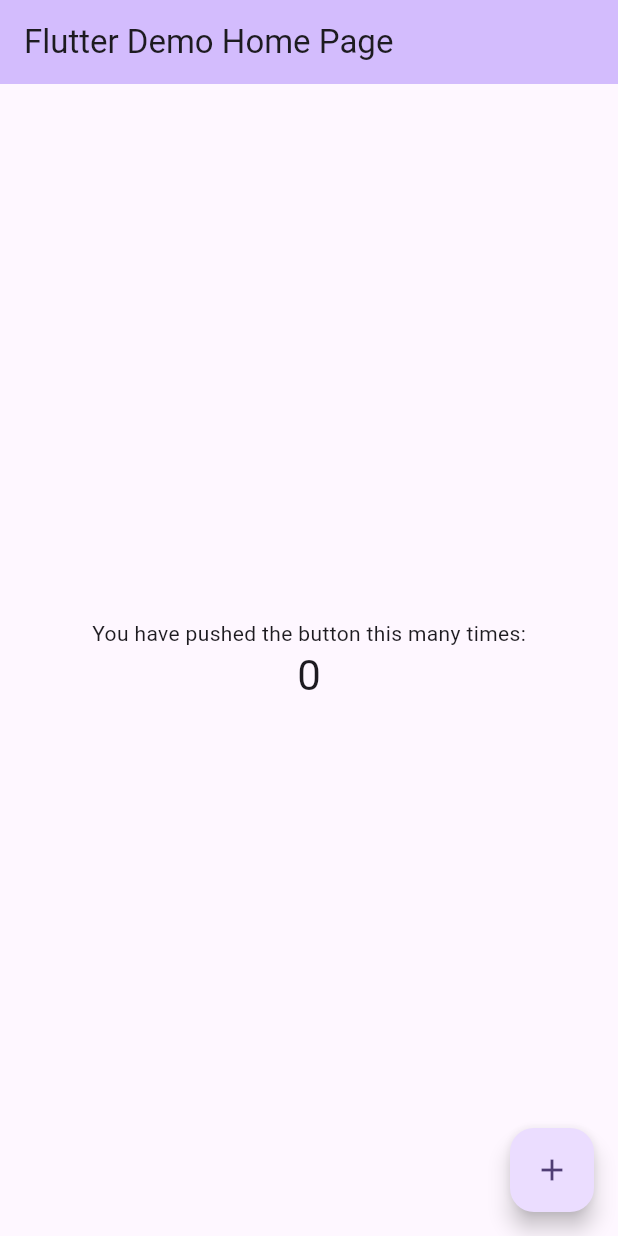
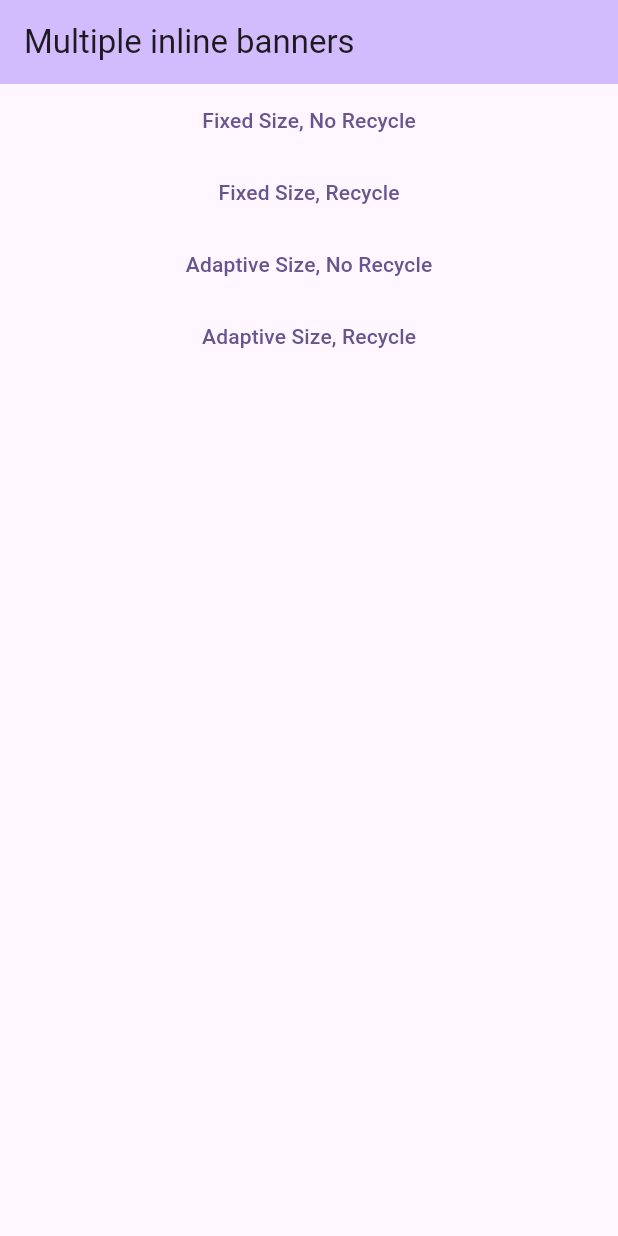
Before and after one commit to hellohuanlin/my-flutter-files, a Flutter app: the screen it shows after launch, on a phone screen of 412 x 824 dp. Run offline on Flutter 3.47's test engine with Material 3 defaults, Android fonts, the phone set to English and light mode, and no system bars.

Commit message:
dummy page navigation setup

```diff
--- a/admob_multi_inline_banner_examples/lib/main.dart
+++ b/admob_multi_inline_banner_examples/lib/main.dart
@@ -30,12 +30,12 @@
         // tested with just a hot reload.
         colorScheme: ColorScheme.fromSeed(seedColor: Colors.deepPurple),
       ),
-      home: const MyHomePage(title: 'Flutter Demo Home Page'),
+      home: const MyHomePage(title: 'Multiple inline banners'),
     );
   }
 }
 
-class MyHomePage extends StatefulWidget {
+class MyHomePage extends StatelessWidget {
   const MyHomePage({super.key, required this.title});
 
   // This widget is the home page of your application. It is stateful, meaning
@@ -50,73 +50,30 @@
   final String title;
 
   @override
-  State<MyHomePage> createState() => _MyHomePageState();
-}
-
-class _MyHomePageState extends State<MyHomePage> {
-  int _counter = 0;
-
-  void _incrementCounter() {
-    setState(() {
-      // This call to setState tells the Flutter framework that something has
-      // changed in this State, which causes it to rerun the build method below
-      // so that the display can reflect the updated values. If we changed
-      // _counter without calling setState(), then the build method would not be
-      // called again, and so nothing would appear to happen.
-      _counter++;
-    });
-  }
-
-  @override
   Widget build(BuildContext context) {
-    // This method is rerun every time setState is called, for instance as done
-    // by the _incrementCounter method above.
-    //
-    // The Flutter framework has been optimized to make rerunning build methods
-    // fast, so that you can just rebuild anything that needs updating rather
-    // than having to individually change instances of widgets.
     return Scaffold(
       appBar: AppBar(
-        // TRY THIS: Try changing the color here to a specific color (to
-        // Colors.amber, perhaps?) and trigger a hot reload to see the AppBar
-        // change color while the other colors stay the same.
         backgroundColor: Theme.of(context).colorScheme.inversePrimary,
-        // Here we take the value from the MyHomePage object that was created by
-        // the App.build method, and use it to set our appbar title.
-        title: Text(widget.title),
+        title: Text(title)
       ),
       body: Center(
-        // Center is a layout widget. It takes a single child and positions it
-        // in the middle of the parent.
-        child: Column(
-          // Column is also a layout widget. It takes a list of children and
-          // arranges them vertically. By default, it sizes itself to fit its
-          // children horizontally, and tries to be as tall as its parent.
-          //
-          // Column has various properties to control how it sizes itself and
-          // how it positions its children. Here we use mainAxisAlignment to
-          // center the children vertically; the main axis here is the vertical
-          // axis because Columns are vertical (the cross axis would be
-          // horizontal).
-          //
-          // TRY THIS: Invoke "debug painting" (choose the "Toggle Debug Paint"
-          // action in the IDE, or press "p" in the console), to see the
-          // wireframe for each widget.
-          mainAxisAlignment: MainAxisAlignment.center,
-          children: <Widget>[
-            const Text('You have pushed the button this many times:'),
-            Text(
-              '$_counter',
-              style: Theme.of(context).textTheme.headlineMedium,
-            ),
+        child: ListView(
+          children: [
+            TextButton(child: Text("Fixed Size, No Recycle"), onPressed: () {
+              Navigator.of(context).push(MaterialPageRoute(builder: (context) => const FixedSizeNoRecyclePage()));
+            }),
+            TextButton(child: Text("Fixed Size, Recycle"), onPressed: () {
+              Navigator.of(context).push(MaterialPageRoute(builder: (context) => const FixedSizeRecyclePage()));
+            }),
+            TextButton(child: Text("Adaptive Size, No Recycle"), onPressed: () {
+              Navigator.of(context).push(MaterialPageRoute(builder: (context) => const AdaptiveSizeNoRecyclePage()));
+            }),
+            TextButton(child: Text("Adaptive Size, Recycle"), onPressed: () {
+              Navigator.of(context).push(MaterialPageRoute(builder: (context) => const AdaptiveSizeRecyclePage()));
+            }),
           ],
         ),
       ),
-      floatingActionButton: FloatingActionButton(
-        onPressed: _incrementCounter,
-        tooltip: 'Increment',
-        child: const Icon(Icons.add),
-      ), // This trailing comma makes auto-formatting nicer for build methods.
     );
   }
 }
```
Also changed, not shown: admob_multi_inline_banner_examples/lib/FixedSizeNoRecyclePage.dart (added, +27 -0 lines), admob_multi_inline_banner_examples/lib/AdaptiveSizeNoRecyclePage.dart (added), admob_multi_inline_banner_examples/lib/AdaptiveSizeRecyclePage.dart (added), admob_multi_inline_banner_examples/lib/FixedSizeRecyclePage.dart (added).
